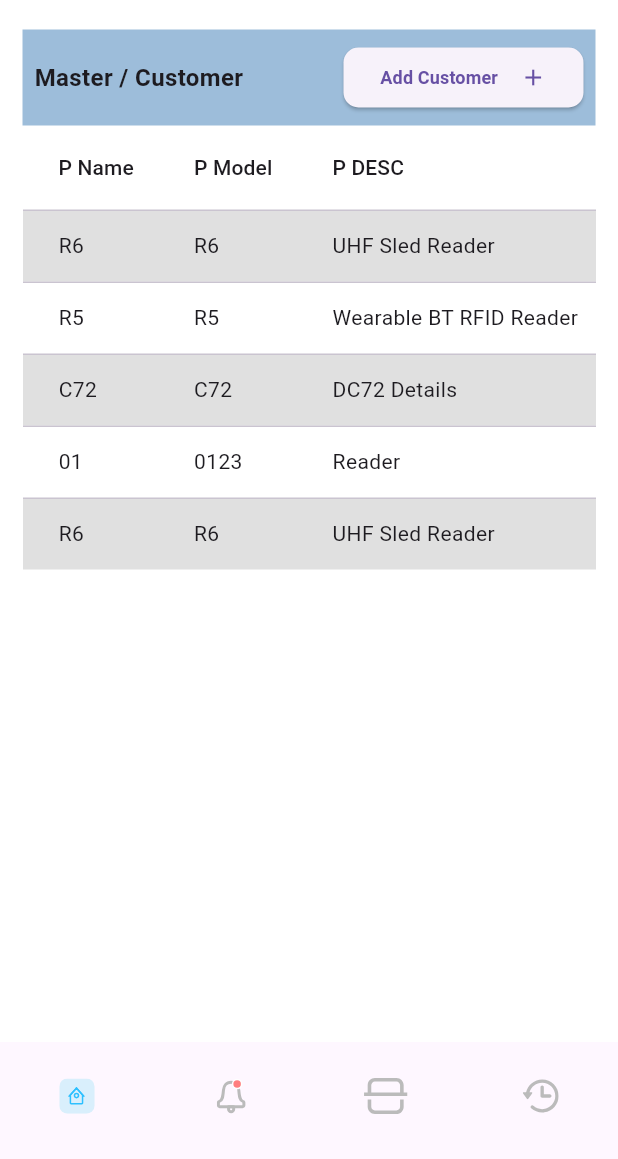
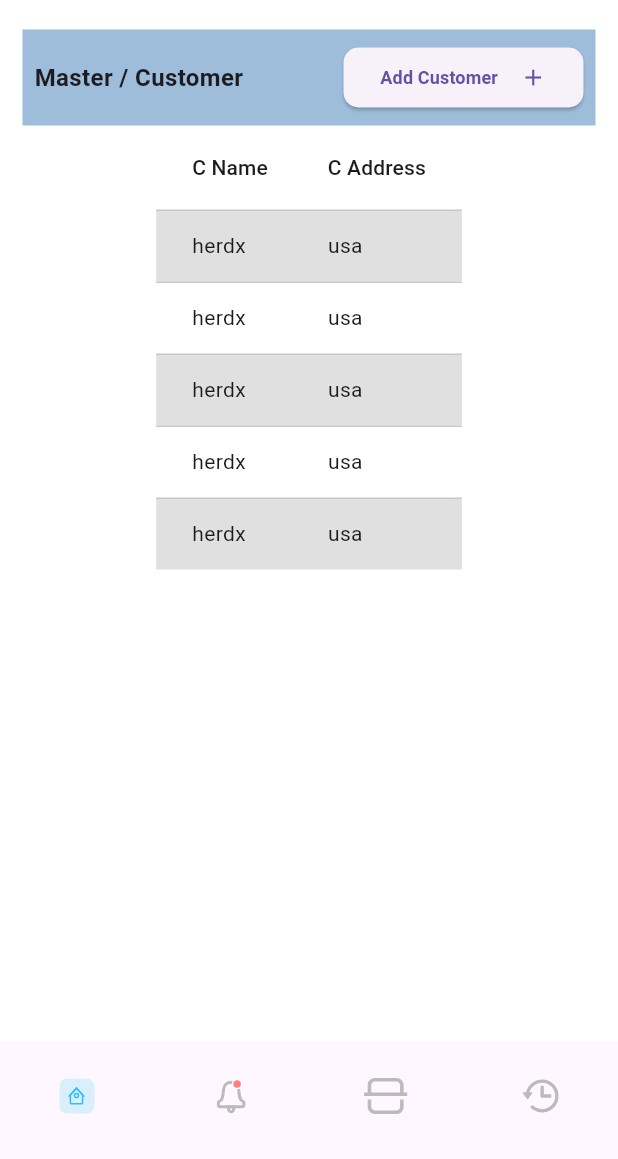
Before and after one commit to DeveloperPro17/Pro17_ana_inventory, a Flutter app: the customer screen opened directly, on a phone screen of 412 x 824 dp, the part 77-1236 px from its top. Run offline on Flutter 3.47's test engine with Material 3 defaults, Android fonts, the phone set to English and light mode, and no system bars; our stand-ins replace firebase_auth, firebase_core, flutter_svg, google_sign_in, percent_indicator and 1 more; missing offline and left inert: dart:ffi, qr_code_scanner; accounts and stored records are empty.

Commit message:
menubar changes

```diff
--- a/lib/menubar_items/master/customer/customer.dart
+++ b/lib/menubar_items/master/customer/customer.dart
@@ -135,12 +135,8 @@ class customerState extends State<customer> {
                 child: DataTable(
                   columnSpacing: 40,
                   columns: const [
-                    DataColumn(label: Text('P Name')),
-                    DataColumn(label: Text('P Model')),
-                    DataColumn(label: Text('P DESC ')),
-                    DataColumn(label: Text('P Manufacturer')),
-                    DataColumn(label: Text('P desc')),
-                    DataColumn(label: Text('P desc2')),
+                    DataColumn(label: Text('C Name')),
+                    DataColumn(label: Text('C Address')),
                   ],
                   rows: [
                     DataRow(
@@ -149,21 +145,13 @@ class customerState extends State<customer> {
                               .shade300, // Background color for this DataRow
                         ),
                         cells: const [
-                          DataCell(Text('R6')),
-                          DataCell(Text('R6')),
-                          DataCell(Text('UHF Sled Reader')),
-                          DataCell(Text('XXX')),
-                          DataCell(Text('nulL')),
-                          DataCell(Text('NULL')),
+                          DataCell(Text('herdx')),
+                          DataCell(Text('usa')),
                         ]),
 
                     const DataRow(cells: [
-                      DataCell(Text('R5')),
-                      DataCell(Text('R5')),
-                      DataCell(Text('Wearable BT RFID Reader')),
-                      DataCell(Text('XXX')),
-                      DataCell(Text('nulL')),
-                      DataCell(Text('NULL')),
+                      DataCell(Text('herdx')),
+                      DataCell(Text('usa')),
                     ]),
                     DataRow(
                         color: MaterialStateColor.resolveWith(
@@ -171,20 +159,12 @@ class customerState extends State<customer> {
                               .shade300, // Background color for this DataRow
                         ),
                         cells: const [
-                          DataCell(Text('C72')),
-                          DataCell(Text('C72')),
-                          DataCell(Text('DC72 Details')),
-                          DataCell(Text('XXX')),
-                          DataCell(Text('nulL')),
-                          DataCell(Text('NULL')),
+                          DataCell(Text('herdx')),
+                          DataCell(Text('usa')),
                         ]),
                     const DataRow(cells: [
-                      DataCell(Text('01')),
-                      DataCell(Text('0123')),
-                      DataCell(Text('Reader')),
-                      DataCell(Text('4567')),
-                      DataCell(Text('05')),
-                      DataCell(Text('567')),
+                      DataCell(Text('herdx')),
+                      DataCell(Text('usa')),
                     ]),
                     DataRow(
                         color: MaterialStateColor.resolveWith(
@@ -192,12 +172,8 @@ class customerState extends State<customer> {
                               .shade300, // Background color for this DataRow
                         ),
                         cells: const [
-                          DataCell(Text('R6')),
-                          DataCell(Text('R6')),
-                          DataCell(Text('UHF Sled Reader')),
-                          DataCell(Text('XXX')),
-                          DataCell(Text('nulL')),
-                          DataCell(Text('NULL')),
+                          DataCell(Text('herdx')),
+                          DataCell(Text('usa')),
                         ]),
 
                     // Add more rows as needed
--- a/lib/screens/insightcard.dart
+++ b/lib/screens/insightcard.dart
@@ -1,15 +1,13 @@
 import 'package:application/menubar_items/inventroy/c72/c72.dart';
 import 'package:application/menubar_items/master/customer/customer.dart';
 import 'package:application/menubar_items/master/product/product.dart';
-
+import 'package:application/menubar_items/master/vendor/vendor.dart';
 import 'package:application/screens/BottomBar.dart';
 import 'package:application/screens/Loginscreen.dart';
 import 'package:application/menubar_items/inventroy/R5/R5.dart';
-import 'package:application/menubar_items/inventroy/c72/c72add.dart';
+
 import 'package:application/menubar_items/inventroy/r6/R6.dart';
-
 import 'package:application/menubar_items/master/manufacturer/manufacturer.dart';
-
 import 'package:flutter/material.dart';
 import 'package:flutter_svg/svg.dart';
 import 'package:google_sign_in/google_sign_in.dart';
@@ -265,7 +263,7 @@ class _insightcardState extends State<insightcard> {
                               Navigator.push(
                                   context,
                                   MaterialPageRoute(
-                                      builder: (context) => c72add()));
+                                      builder: (context) => vendor()));
                             },
                             tileColor: Color.fromARGB(255, 146, 25, 27),
                           ),
```
